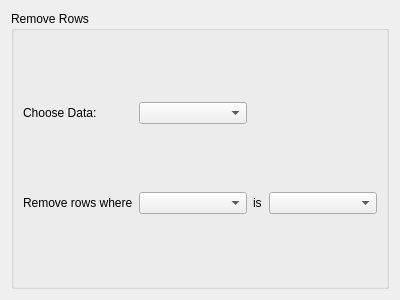
The window that ui/RemoveRows.ui (tisaconundrum2/PySAT-GUI) describes before a commit, drawn with Qt 5.
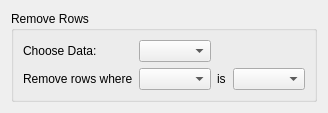
The same window after the commit.

Patch:
```diff
--- a/ui/RemoveRows.ui
+++ b/ui/RemoveRows.ui
@@ -2,14 +2,6 @@
 <ui version="4.0">
  <class>Form</class>
  <widget class="QWidget" name="Form">
-  <property name="geometry">
-   <rect>
-    <x>0</x>
-    <y>0</y>
-    <width>400</width>
-    <height>300</height>
-   </rect>
-  </property>
   <property name="sizePolicy">
    <sizepolicy hsizetype="Ignored" vsizetype="Ignored">
     <horstretch>0</horstretch>
```
